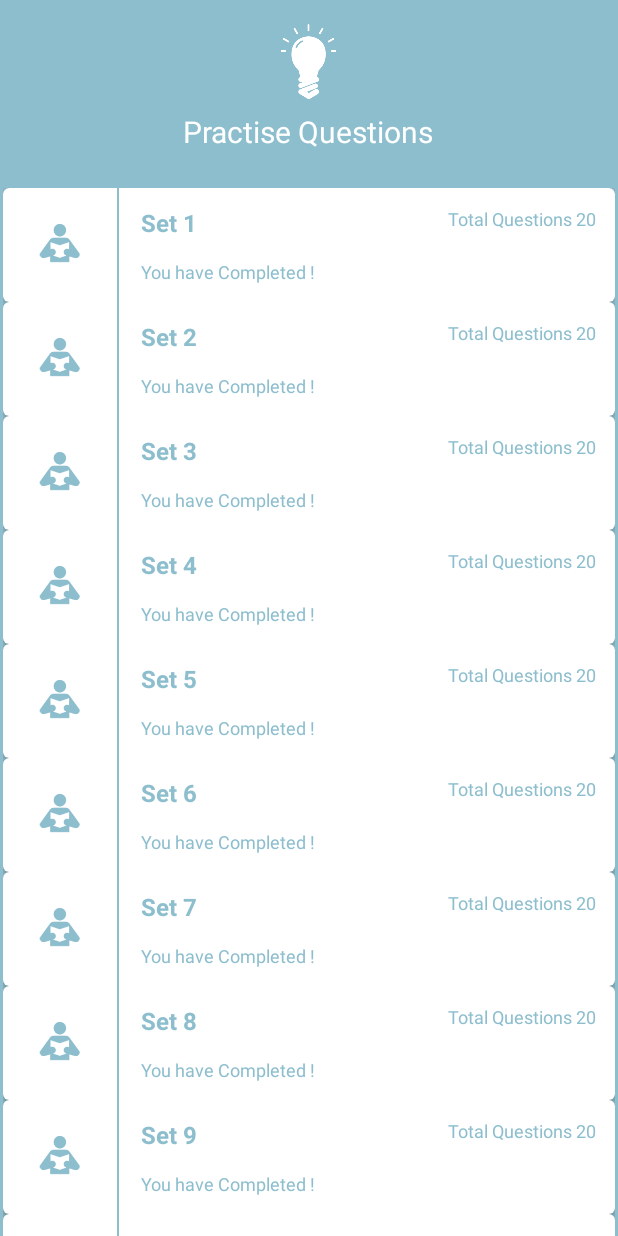
After one commit to akshayaggarwal99/BrainTeaser, an Android app: the DisplayLogicalSets screen opened directly, with no data from a screen before it, on a phone screen of 412 x 824 dp. The commit adds this screen. Run offline under Robolectric (Android 15) with nearby library versions, the light colour scheme and no system bars.

Commit message:
some changes done

```diff
--- a/app/src/main/AndroidManifest.xml
+++ b/app/src/main/AndroidManifest.xml
@@ -29,7 +29,10 @@
             android:label="@string/app_name"></activity>
 
         <activity
-            android:name=".activity.DisplayQueSets"
+            android:name=".activity.DisplayAptitudeSets"
+            android:label="@string/app_name"></activity>
+        <activity
+            android:name=".activity.DisplayLogicalSets"
             android:label="@string/app_name"></activity>
 
 
--- /dev/null
+++ b/app/src/main/java/in/co/appadda/brainteaser/activity/DisplayLogicalSets.java
@@ -0,0 +1,77 @@
+package in.co.appadda.brainteaser.activity;
+
+import android.content.Intent;
+import android.os.Bundle;
+import android.support.v7.app.AppCompatActivity;
+import android.support.v7.widget.LinearLayoutManager;
+import android.support.v7.widget.RecyclerView;
+import android.view.View;
+import android.widget.TextView;
+
+import java.util.ArrayList;
+
+import in.co.appadda.brainteaser.R;
+import in.co.appadda.brainteaser.adapter.QueSetAdapter;
+import in.co.appadda.brainteaser.data.api.model.QuestionSets;
+
+/**
+ * Created by dewangankisslove on 09-03-2016.
+ */
+public class DisplayLogicalSets extends AppCompatActivity {
+
+    private RecyclerView mRecyclerView;
+    private RecyclerView.Adapter mAdapter;
+    private RecyclerView.LayoutManager mLayoutManager;
+
+    int layoutR = R.layout.each_logical_set_layout;
+
+    @Override
+    protected void onCreate(Bundle savedInstanceState) {
+        super.onCreate(savedInstanceState);
+        setContentView(R.layout.logical_set_layout);
+
+        mRecyclerView = (RecyclerView) findViewById(R.id.queSetList);
+        mRecyclerView.setHasFixedSize(true);
+        mLayoutManager = new LinearLayoutManager(this);
+        mRecyclerView.setLayoutManager(mLayoutManager);
+        mAdapter = new QueSetAdapter(getDataSet(), layoutR);
+        mRecyclerView.setAdapter(mAdapter);
+
+    }
+
+    @Override
+    protected void onResume() {
+        super.onResume();
+        ((QueSetAdapter) mAdapter).setOnItemClickListener(new QueSetAdapter.MyClickListener() {
+            @Override
+            public void onItemClick(int position, View v) {
+                TextView textView = (TextView) v.findViewById(R.id.tv_setNo);
+                Intent openAptitude = new Intent(DisplayLogicalSets.this, DisplayQue.class);
+                openAptitude.putExtra("openFragment", "openRiddle");
+                switch (textView.getText().toString()) {
+                    case "Set 1":
+
+                        break;
+                    case "Set 2":
+
+                        break;
+                    case "Set 3":
+
+                        break;
+                }
+                startActivity(openAptitude);
+            }
+        });
+    }
+
+    private ArrayList<QuestionSets> getDataSet() {
+        ArrayList results = new ArrayList<QuestionSets>();
+        for (int i = 0; i < 10; i++) {
+            int j = i + 1;
+            QuestionSets obj = new QuestionSets(R.drawable.studyz,"Set " + j,
+                    "Total Questions 20", "You have Completed !");
+            results.add(i, obj);
+        }
+        return results;
+    }
+}
--- a/app/src/main/java/in/co/appadda/brainteaser/adapter/QueSetAdapter.java
+++ b/app/src/main/java/in/co/appadda/brainteaser/adapter/QueSetAdapter.java
@@ -5,6 +5,7 @@ import android.support.v7.widget.RecyclerView;
 import android.view.LayoutInflater;
 import android.view.View;
 import android.view.ViewGroup;
+import android.widget.ImageView;
 import android.widget.TextView;
 
 import java.util.ArrayList;
@@ -20,17 +21,20 @@ public class QueSetAdapter extends RecyclerView
         .DataObjectHolder> {
     private ArrayList<QuestionSets> mDataset;
     private static MyClickListener myClickListener;
+    private int layoutR;
 
     public static class DataObjectHolder extends RecyclerView.ViewHolder
             implements View
             .OnClickListener {
-        TextView setNo , setTotalQue , userSetStatus;
+        ImageView setIcon;
+        TextView setNo, setTotalQue, userSetStatus;
 
         public DataObjectHolder(View itemView) {
             super(itemView);
             setNo = (TextView) itemView.findViewById(R.id.tv_setNo);
             setTotalQue = (TextView) itemView.findViewById(R.id.total_que_set);
             userSetStatus = (TextView) itemView.findViewById(R.id.user_set_status);
+            setIcon = (ImageView) itemView.findViewById(R.id.iv_setLogo);
             itemView.setOnClickListener(this);
         }
 
@@ -44,13 +48,14 @@ public class QueSetAdapter extends RecyclerView
         this.myClickListener = myClickListener;
     }
 
-    public QueSetAdapter(ArrayList<QuestionSets> myDataset) {
+    public QueSetAdapter(ArrayList<QuestionSets> myDataset, int layoutR) {
         mDataset = myDataset;
+        this.layoutR = layoutR;
     }
 
     @Override
     public DataObjectHolder onCreateViewHolder(ViewGroup parent, int viewType) {
-        View view = LayoutInflater.from(parent.getContext()).inflate(R.layout.each_que_set_layout, parent, false);
+        View view = LayoutInflater.from(parent.getContext()).inflate(layoutR, parent, false);
 
         DataObjectHolder dataObjectHolder = new DataObjectHolder(view);
         return dataObjectHolder;
@@ -61,17 +66,18 @@ public class QueSetAdapter extends RecyclerView
         holder.setNo.setText(mDataset.get(position).getSetNo());
         holder.setTotalQue.setText(mDataset.get(position).getTotalNoQue());
         holder.userSetStatus.setText(mDataset.get(position).getUserStatus());
+        holder.setIcon.setImageResource(mDataset.get(position).getImg());
     }
 
-    public void addItem(QuestionSets dataObj, int index) {
-        mDataset.add(dataObj);
-        notifyItemInserted(index);
-    }
-
-    public void deleteItem(int index) {
-        mDataset.remove(index);
-        notifyItemRemoved(index);
-    }
+//    public void addItem(QuestionSets dataObj, int index) {
+//        mDataset.add(dataObj);
+//        notifyItemInserted(index);
+//    }
+//
+//    public void deleteItem(int index) {
+//        mDataset.remove(index);
+//        notifyItemRemoved(index);
+//    }
 
     @Override
     public int getItemCount() {
--- a/app/src/main/java/in/co/appadda/brainteaser/data/api/model/QuestionSets.java
+++ b/app/src/main/java/in/co/appadda/brainteaser/data/api/model/QuestionSets.java
@@ -4,14 +4,25 @@ package in.co.appadda.brainteaser.data.api.model;
  * Created by dewangankisslove on 09-03-2016.
  */
 public class QuestionSets {
+    private int img;
     private String setNo;
     private String totalNoQue;
     private String UserStatus;
 
-    public QuestionSets(String setNo, String totalNoQue, String UserStatus) {
+    public int getImg() {
+        return img;
+    }
+
+    public void setImg(int img) {
+        this.img = img;
+    }
+
+    public QuestionSets(int img, String setNo, String totalNoQue, String UserStatus) {
         this.setNo = setNo;
         this.totalNoQue = totalNoQue;
         this.UserStatus = UserStatus;
+        this.img = img;
+
     }
 
     public String getSetNo() {
--- a/app/src/main/java/in/co/appadda/brainteaser/fragments/DisplayQuestions.java
+++ b/app/src/main/java/in/co/appadda/brainteaser/fragments/DisplayQuestions.java
@@ -121,7 +121,7 @@ public class DisplayQuestions extends Fragment {
 
     private void initButtons() {
         backward.setEnabled(que_no != 0);
-        forward.setEnabled(que_no != 9);
+        forward.setEnabled(que_no != 10);
     }
 
     @Override
--- a/app/src/main/res/drawable/display_que_set_bg.xml
+++ /dev/null
@@ -1,4 +0,0 @@
-<?xml version="1.0" encoding="utf-8"?>
-<shape xmlns:android="http://schemas.android.com/apk/res/android"
-    android:shape="rectangle">
-</shape>
--- a/app/src/main/res/layout/question_set_layout.xml
+++ b/app/src/main/res/layout/aptitude_set_layout.xml
@@ -3,7 +3,7 @@
     xmlns:android="http://schemas.android.com/apk/res/android"
     android:layout_width="match_parent"
     android:layout_height="match_parent"
-    android:background="@color/card_one">gitn
+    android:background="@color/card_one">
     <ImageView
         android:layout_width="50dp"
         android:layout_height="50dp"
--- /dev/null
+++ b/app/src/main/res/layout/each_logical_set_layout.xml
@@ -0,0 +1,68 @@
+<?xml version="1.0" encoding="utf-8"?>
+<android.support.v7.widget.CardView xmlns:android="http://schemas.android.com/apk/res/android"
+    android:layout_width="match_parent"
+    android:layout_height="wrap_content"
+    xmlns:card="http://schemas.android.com/apk/res-auto"
+    android:elevation="2dp"
+    card:cardElevation="2dp"
+    card:cardCornerRadius="@dimen/dp4">
+
+    <RelativeLayout
+        android:layout_width="match_parent"
+        android:layout_height="wrap_content"
+        android:background="#FFF">
+
+        <ImageView
+            android:id="@+id/iv_setLogo"
+            android:layout_width="52dp"
+            android:layout_height="52dp"
+            android:layout_margin="12dp"
+            android:padding="12dp"
+            android:src="@drawable/studyz" />
+
+        <View
+            android:layout_width="1dp"
+            android:layout_height="76dp"
+            android:layout_centerVertical="true"
+            android:layout_toRightOf="@id/iv_setLogo"
+            android:background="@color/card_two"></View>
+
+        <TextView
+            android:id="@+id/tv_setNo"
+            android:layout_width="wrap_content"
+            android:layout_height="wrap_content"
+            android:layout_marginLeft="16dp"
+            android:layout_marginTop="12dp"
+            android:layout_toRightOf="@id/iv_setLogo"
+            android:fontFamily="sans-serif"
+            android:text="Set 1"
+            android:textColor="@color/card_two"
+            android:textSize="16sp"
+            android:textStyle="bold" />
+
+        <TextView
+            android:id="@+id/user_set_status"
+            android:layout_width="wrap_content"
+            android:layout_height="wrap_content"
+            android:layout_alignBottom="@+id/iv_setLogo"
+            android:layout_alignLeft="@+id/tv_setNo"
+            android:layout_alignStart="@+id/tv_setNo"
+            android:fontFamily="sans-serif"
+            android:text="You have Completed !"
+            android:textColor="@color/card_two"
+            android:textSize="12sp" />
+
+        <TextView
+            android:id="@+id/total_que_set"
+            android:layout_width="wrap_content"
+            android:layout_height="wrap_content"
+            android:layout_alignParentRight="true"
+            android:layout_margin="12dp"
+            android:layout_marginLeft="16dp"
+            android:fontFamily="sans-serif"
+            android:text="Total Questions - 10"
+            android:textColor="@color/card_two"
+            android:textSize="12sp" />
+
+    </RelativeLayout>
+</android.support.v7.widget.CardView>
--- /dev/null
+++ b/app/src/main/res/layout/logical_set_layout.xml
@@ -0,0 +1,35 @@
+<?xml version="1.0" encoding="utf-8"?>
+<RelativeLayout
+    xmlns:android="http://schemas.android.com/apk/res/android"
+    android:layout_width="match_parent"
+    android:layout_height="match_parent"
+    android:background="@color/card_two">
+    <ImageView
+        android:layout_width="50dp"
+        android:layout_height="50dp"
+        android:layout_centerHorizontal="true"
+        android:layout_margin="16dp"
+        android:src="@drawable/lightbulb"/>
+    <TextView
+        android:id="@+id/tv_pq"
+        android:layout_width="wrap_content"
+        android:layout_height="wrap_content"
+        android:text="Practise Questions"
+        android:fontFamily="sans-serif"
+        android:layout_centerHorizontal="true"
+        android:layout_marginTop="74dp"
+        android:textColor="#FFF"
+        android:textSize="20sp" />
+
+    <android.support.v7.widget.RecyclerView
+        android:layout_marginLeft="2dp"
+        android:layout_marginRight="2dp"
+        android:layout_marginTop="24dp"
+        android:layout_centerHorizontal="true"
+        android:id="@+id/queSetList"
+        android:layout_width="match_parent"
+        android:layout_height="match_parent"
+        android:layout_below="@id/tv_pq"
+        android:scrollbars="none" />
+
+</RelativeLayout>
```
Also changed, not shown: app/src/main/java/in/co/appadda/brainteaser/activity/DisplayAptitudeSets.java (renamed from app/src/main/java/in/co/appadda/brainteaser/activity/DisplayQueSets.java, +8 -7 lines), app/src/main/java/in/co/appadda/brainteaser/activity/MainActivity.java (+2 -9 lines), app/src/main/java/in/co/appadda/brainteaser/activity/Splash.java (+18 -1 lines), app/src/main/java/in/co/appadda/brainteaser/adapter/DatabaseHandler.java (+57 -3 lines), app/src/main/java/in/co/appadda/brainteaser/adapter/ViewPagerAdapter.java (+5 -14 lines), app/src/main/res/drawable/studyz.png (added), app/src/main/res/layout/each_aptitude_set_layout.xml (renamed from app/src/main/res/layout/each_que_set_layout.xml).
